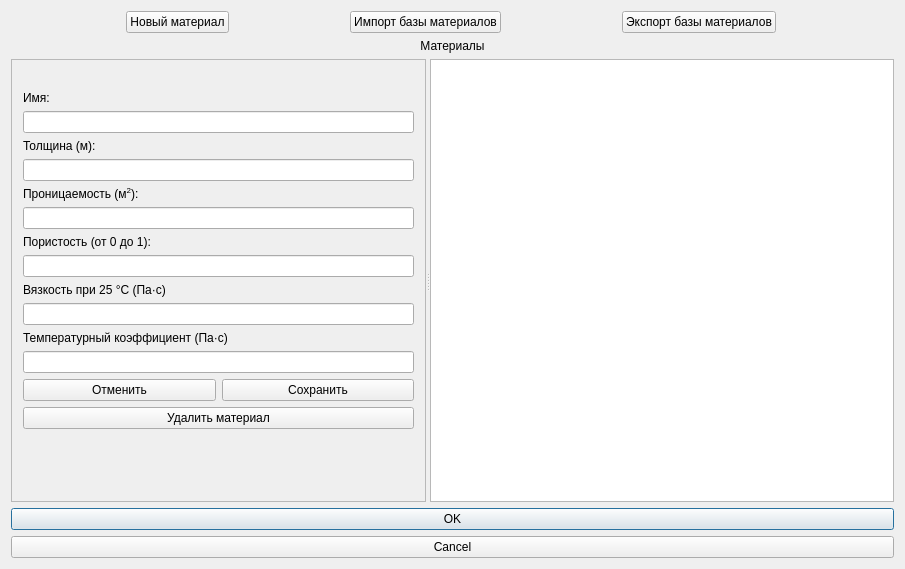
First picture: the form in src/VWindowMaterials.ui, repository travenos/vari, before the edit.
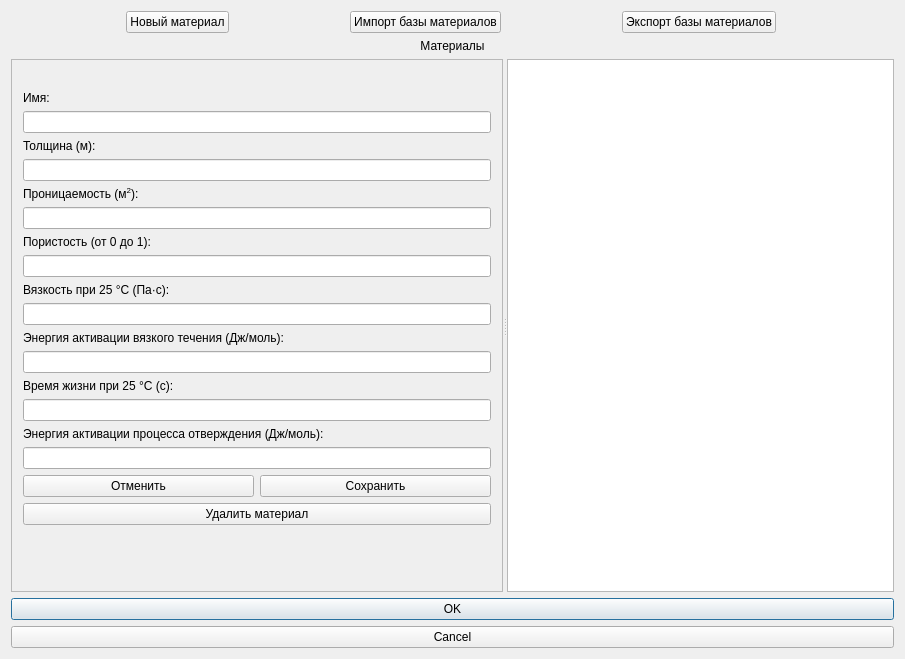
Second picture: the form after the edit.

Commit message: Implement lifetimes of resins, make using of new coefficients for resins in the database

```diff
--- a/src/VWindowMaterials.ui
+++ b/src/VWindowMaterials.ui
@@ -10,7 +10,7 @@
     <x>0</x>
     <y>0</y>
     <width>905</width>
-    <height>569</height>
+    <height>659</height>
    </rect>
   </property>
   <property name="windowTitle">
@@ -216,7 +216,7 @@
         <item>
          <widget class="QLabel" name="viscosityLabel">
           <property name="text">
-           <string>Вязкость при 25 °C (Па·с)</string>
+           <string>Вязкость при 25 °C (Па·с):</string>
           </property>
          </widget>
         </item>
@@ -230,7 +230,7 @@
         <item>
          <widget class="QLabel" name="tempcoefLabel">
           <property name="text">
-           <string>Температурный коэффициент (Па·с)</string>
+           <string>Энергия активации вязкого течения (Дж/моль):</string>
           </property>
          </widget>
         </item>
@@ -241,6 +241,26 @@
           </property>
          </widget>
         </item>
+        <item>
+         <widget class="QLabel" name="lifetimeLabel">
+          <property name="text">
+           <string>Время жизни при 25 °C (с):</string>
+          </property>
+         </widget>
+        </item>
+        <item>
+         <widget class="QLineEdit" name="lifetimeEdit"/>
+        </item>
+        <item>
+         <widget class="QLabel" name="lifetimeTempcoefLabel">
+          <property name="text">
+           <string>Энергия активации процесса отверждения (Дж/моль):</string>
+          </property>
+         </widget>
+        </item>
+        <item>
+         <widget class="QLineEdit" name="lifetimeTempcoefEdit"/>
+        </item>
         <item>
          <layout class="QHBoxLayout" name="saveRefreshHorizontalLayout">
           <property name="sizeConstraint">
```
Left out of the diff: 23 changed lines with no effect on the pictures. The commit also changes 20 other files.
